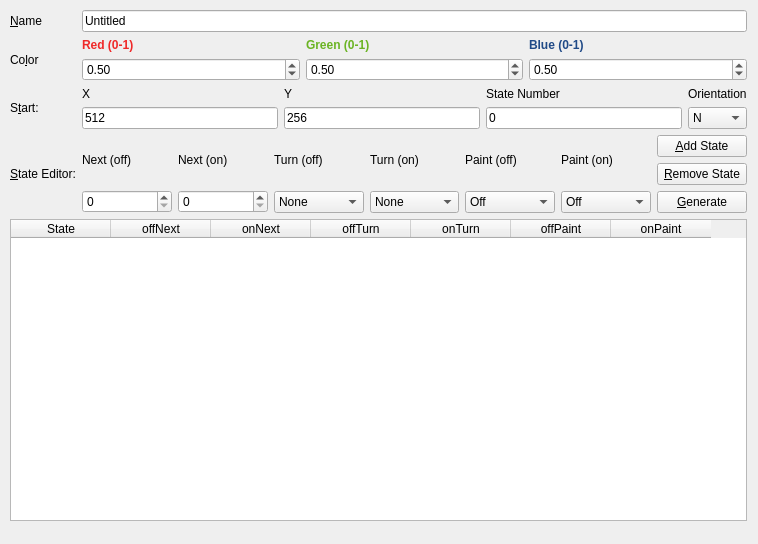
This is behavior_files/AutomatonGenerator.ui in calculuswhiz/turmite-sandbox as Qt 5 draws it before an edit. The edited form follows.
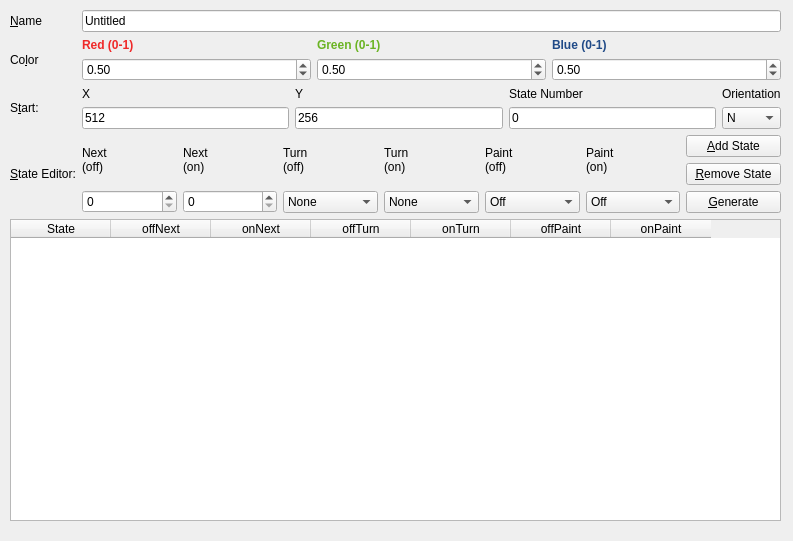
This is the edited form.

What changed in the file:
```diff
--- a/behavior_files/AutomatonGenerator.ui
+++ b/behavior_files/AutomatonGenerator.ui
@@ -6,8 +6,8 @@
    <rect>
     <x>0</x>
     <y>0</y>
-    <width>758</width>
-    <height>544</height>
+    <width>793</width>
+    <height>541</height>
    </rect>
   </property>
   <property name="windowTitle">
@@ -19,7 +19,7 @@
      <rect>
       <x>10</x>
       <y>10</y>
-      <width>737</width>
+      <width>771</width>
       <height>511</height>
      </rect>
     </property>
@@ -58,7 +58,8 @@
            <item>
             <widget class="QLabel" name="label_13">
              <property name="text">
-              <string>Next (off)</string>
+              <string>Next
+(off)</string>
              </property>
              <property name="buddy">
               <cstring></cstring>
@@ -75,7 +76,8 @@
            <item>
             <widget class="QLabel" name="label_15">
              <property name="text">
-              <string>Next (on)</string>
+              <string>Next
+(on)</string>
              </property>
              <property name="buddy">
               <cstring></cstring>
@@ -92,7 +94,8 @@
            <item>
             <widget class="QLabel" name="label_16">
              <property name="text">
-              <string>Turn (off)</string>
+              <string>Turn
+(off)</string>
              </property>
              <property name="buddy">
               <cstring></cstring>
@@ -130,7 +133,8 @@
            <item>
             <widget class="QLabel" name="label_17">
              <property name="text">
-              <string>Turn (on)</string>
+              <string>Turn
+(on)</string>
              </property>
              <property name="buddy">
               <cstring></cstring>
@@ -168,7 +172,8 @@
            <item>
             <widget class="QLabel" name="label_18">
              <property name="text">
-              <string>Paint (off)</string>
+              <string>Paint
+(off)</string>
              </property>
              <property name="buddy">
               <cstring></cstring>
@@ -196,7 +201,8 @@
            <item>
             <widget class="QLabel" name="label_14">
              <property name="text">
-              <string>Paint (on)</string>
+              <string>Paint
+(on)</string>
              </property>
              <property name="buddy">
               <cstring></cstring>
```
